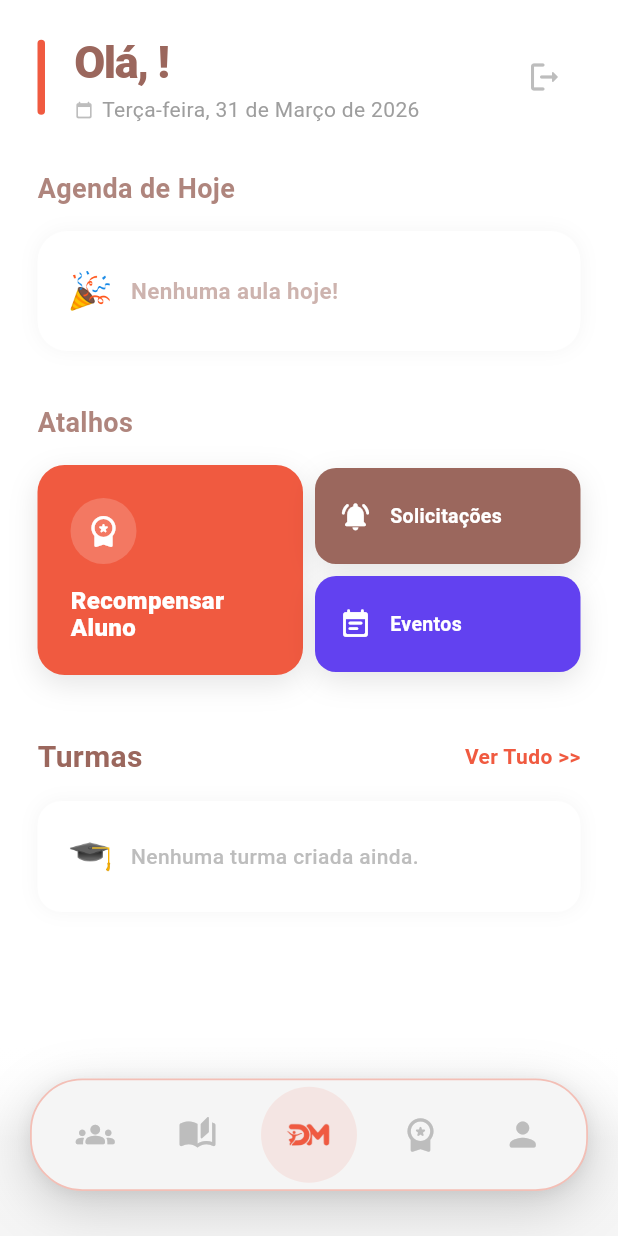
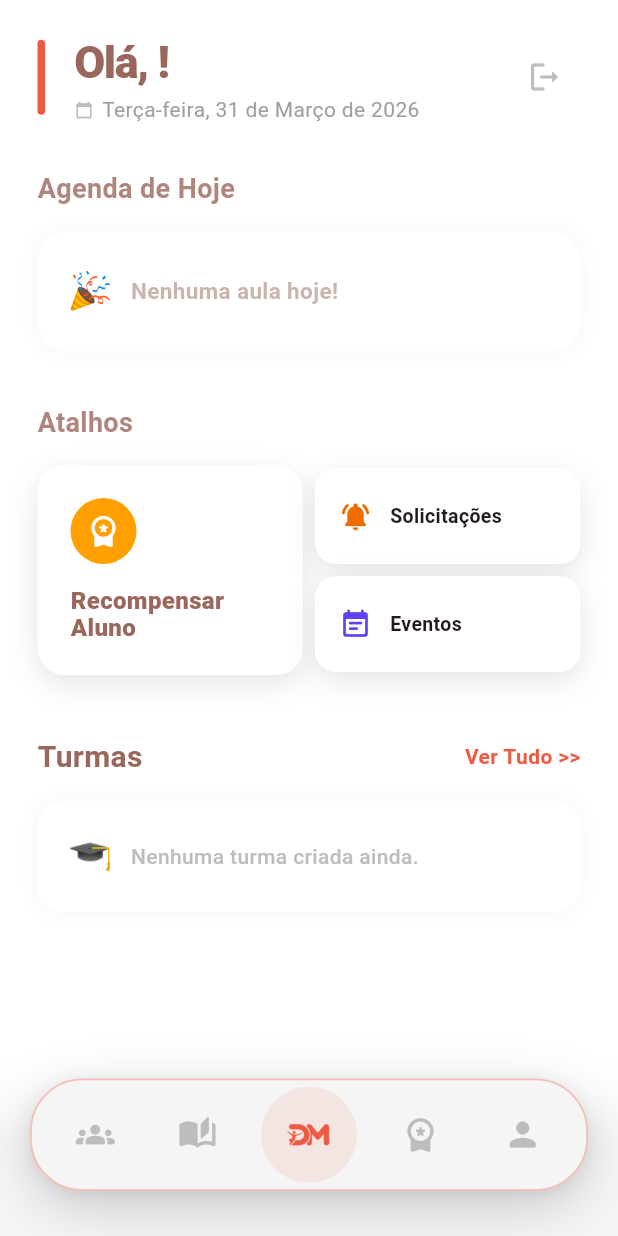
Before and after one commit to guilhermecarv32/DancaMais, a Flutter app: the TeacherDashboard screen opened directly, on a phone screen of 412 x 824 dp. Run offline on Flutter 3.47's test engine with Material 3 defaults, Android fonts, the phone set to English and light mode, and no system bars; our stand-ins replace cloud_firestore, firebase_auth, firebase_core, flutter_bloc; missing offline and left inert: firebase_app_check; accounts and stored records are empty.

Commit message:
deixando botoes do bento gri brancos

```diff
--- a/lib/ui/screens/teacher_dashboard.dart
+++ b/lib/ui/screens/teacher_dashboard.dart
@@ -674,7 +674,7 @@ class _TeacherDashboardState extends State<TeacherDashboard> {
             child: _buildBigBentoCard(
               'Recompensar Aluno',
               Icons.workspace_premium_rounded,
-              0,
+              Colors.amber[700]!,
               () => setState(() => _selectedIndex = 3),
             ),
           ),
@@ -684,14 +684,14 @@ class _TeacherDashboardState extends State<TeacherDashboard> {
               _buildSmallBentoCard(
                 'Solicitações',
                 Icons.notifications_active_rounded,
-                1,
+                Colors.orange[800]!,
                 () => _abrirHubSolicitacoes(context),
               ),
               const SizedBox(height: 8),
               _buildSmallBentoCard(
                 'Eventos',
                 Icons.event_note_rounded,
-                2,
+                AppTheme.third,
                 () => Navigator.of(context).push(
                   MaterialPageRoute(builder: (_) => const TeacherEventsScreen()),
                 ),
@@ -717,22 +717,15 @@ class _TeacherDashboardState extends State<TeacherDashboard> {
     );
   }
 
-  static const List<Color> _bentoPalette = [
-    AppTheme.primary,
-    AppTheme.secondary,
-    AppTheme.third,
-  ];
-
   Widget _buildBigBentoCard(
-      String title, IconData icon, int paletteIndex, VoidCallback onTap) {
-    final bg = _bentoPalette[paletteIndex % _bentoPalette.length];
+      String title, IconData icon, Color color, VoidCallback onTap) {
     return TapEffect(
       onTap: onTap,
       child: Container(
         height: 140,
         padding: const EdgeInsets.all(22),
         decoration: BoxDecoration(
-          color: bg,
+          color: Colors.white,
           borderRadius: BorderRadius.circular(18),
           boxShadow: [
             BoxShadow(
@@ -746,13 +739,13 @@ class _TeacherDashboardState extends State<TeacherDashboard> {
           mainAxisAlignment: MainAxisAlignment.spaceBetween,
           children: [
             CircleAvatar(
-              backgroundColor: Colors.white.withOpacity(0.18),
+              backgroundColor: color,
               radius: 22,
               child: Icon(icon, color: Colors.white, size: 24),
             ),
             Text(title,
                 style: const TextStyle(
-                    color: Colors.white,
+                    color: AppTheme.secondary,
                     fontWeight: FontWeight.w900,
                     fontSize: 16,
                     height: 1.1)),
@@ -763,15 +756,14 @@ class _TeacherDashboardState extends State<TeacherDashboard> {
   }
 
   Widget _buildSmallBentoCard(
-      String title, IconData icon, int paletteIndex, VoidCallback onTap) {
-    final bg = _bentoPalette[paletteIndex % _bentoPalette.length];
+      String title, IconData icon, Color color, VoidCallback onTap) {
     return TapEffect(
       onTap: onTap,
       child: Container(
         height: 64,
         padding: const EdgeInsets.symmetric(horizontal: 16),
         decoration: BoxDecoration(
-          color: bg,
+          color: Colors.white,
           borderRadius: BorderRadius.circular(14),
           boxShadow: [
             BoxShadow(
@@ -781,12 +773,11 @@ class _TeacherDashboardState extends State<TeacherDashboard> {
           ],
         ),
         child: Row(children: [
-          Icon(icon, color: Colors.white, size: 22),
+          Icon(icon, color: color, size: 22),
           const SizedBox(width: 12),
           Expanded(
             child: Text(title,
                 style: const TextStyle(
-                    color: Colors.white,
                     fontWeight: FontWeight.bold,
                     fontSize: 13),
                 overflow: TextOverflow.ellipsis),
```
